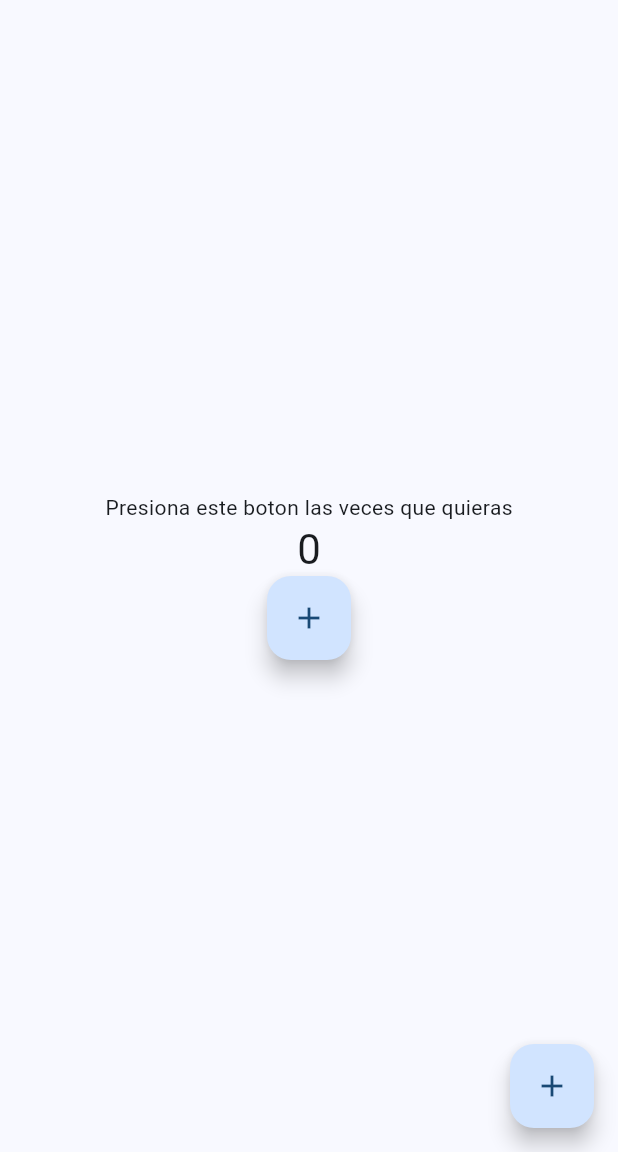
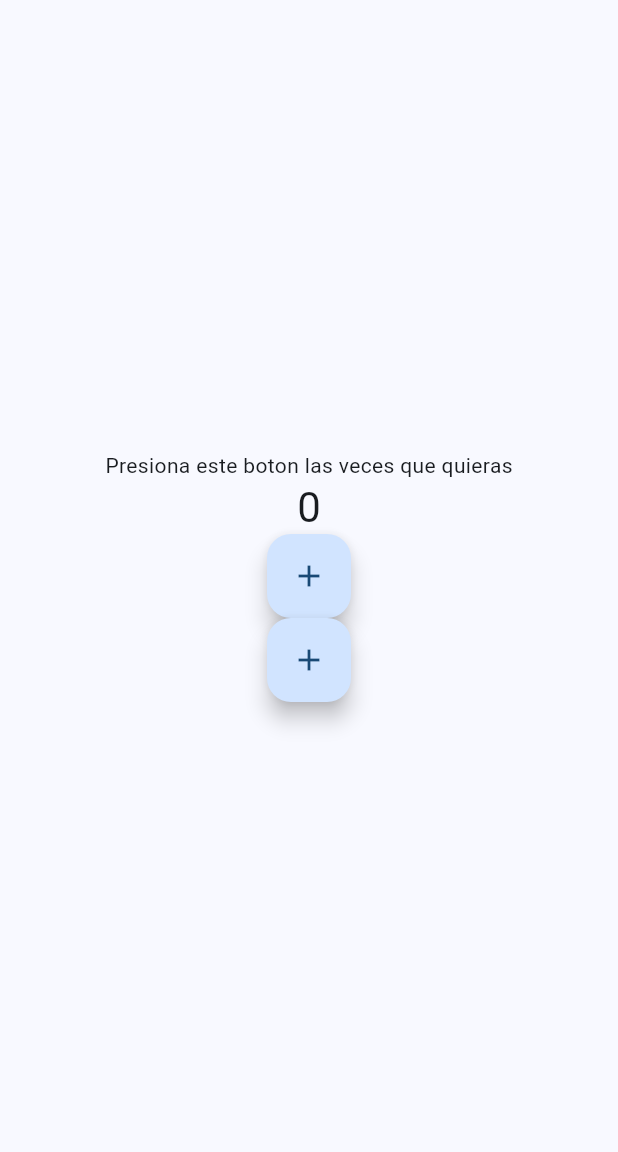
Before and after one commit to RafaelAlejandro20/dart, a Flutter app: the screen it shows after launch, on a phone screen of 412 x 824 dp, the part 84-1236 px from its top. Run offline on Flutter 3.47's test engine with Material 3 defaults, Android fonts, the phone set to English and light mode, and no system bars; missing offline and left inert: dart:html.

Commit message:
Update main.dart

```diff
--- a/care/lib/main.dart
+++ b/care/lib/main.dart
@@ -59,13 +59,12 @@
             tooltip: 'Increment',
             child: const Icon(Icons.add),
             ),
+            FloatingActionButton(onPressed: disminuir,
+            tooltip: 'Increment',
+            child: const Icon(Icons.add),
+            ),
           ],
         ),
-      ),
-      floatingActionButton: FloatingActionButton(
-        onPressed: disminuir,
-        tooltip: 'Increment',
-        child: const Icon(Icons.add),
       ),
     );
   }
```
